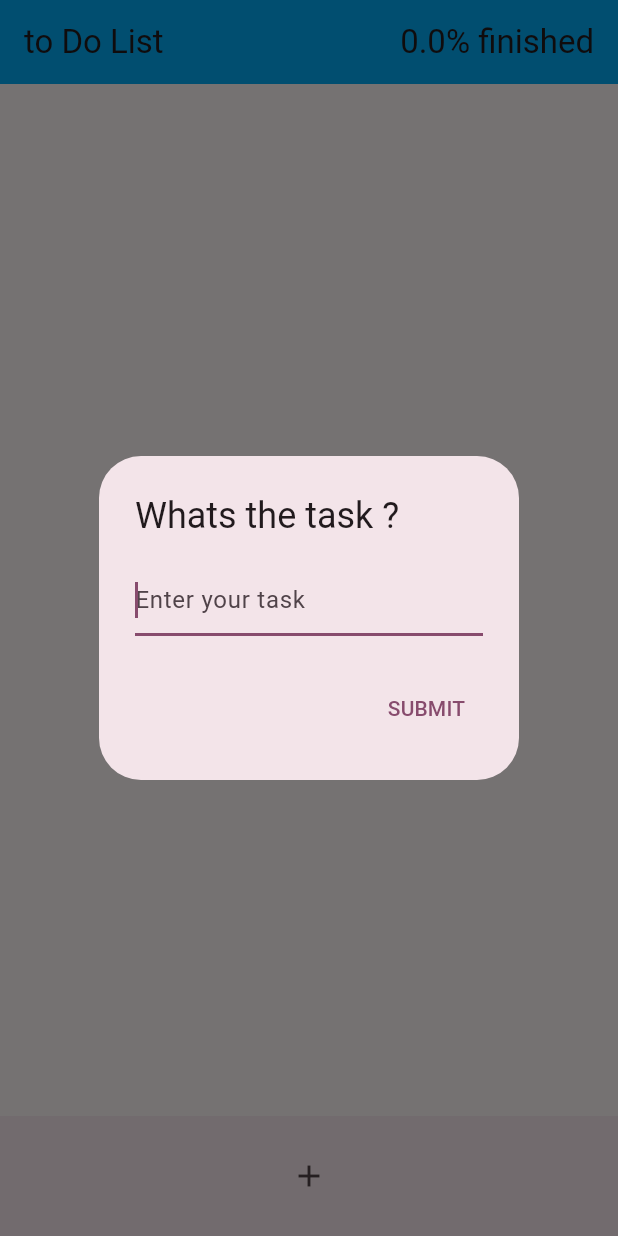
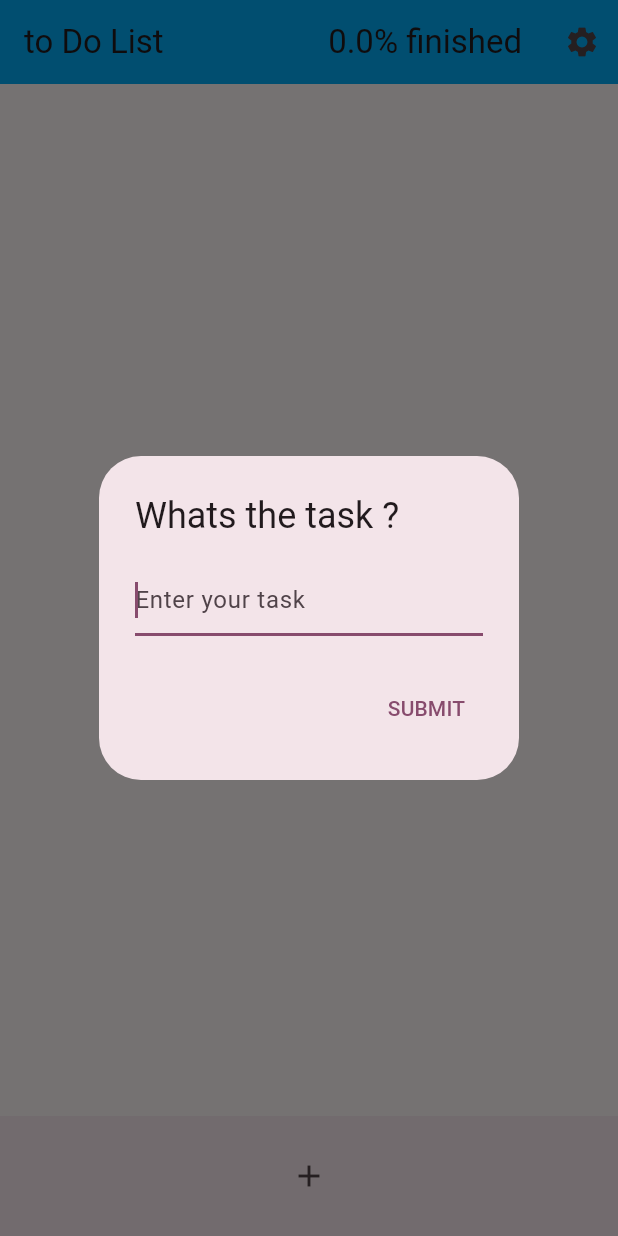
Before and after one commit to GFerhat/flutter_json_exercise, a Flutter app: the screen it shows after launch, after a tap on the "add" icon, on a phone screen of 412 x 824 dp. Run offline on Flutter 3.47's test engine with Material 3 defaults, Android fonts, the phone set to English and light mode, and no system bars; our stand-ins replace flutter_riverpod; missing offline and left inert: dart:ffi.

Commit message:
Add settings management and UI components, implement dark mode toggle, and refactor task dialog

```diff
--- a/lib/appbar_widget.dart
+++ b/lib/appbar_widget.dart
@@ -1,5 +1,6 @@
 import 'package:flutter/material.dart';
 import 'package:flutter_riverpod/flutter_riverpod.dart';
+import 'package:i12_into_012/state/settings_page.dart';
 import 'package:i12_into_012/state/todo_notifier.dart';
 
 class myAppBar extends ConsumerWidget {
@@ -20,6 +21,18 @@ class myAppBar extends ConsumerWidget {
           ),
         ],
       ),
+      actions: [
+        IconButton(
+          icon: const Icon(Icons.settings),
+          onPressed: () {
+            Navigator.of(context).push(
+              MaterialPageRoute<Widget>(
+                builder: (context) => const SettingsPage(),
+              ),
+            );
+          },
+        ),
+      ],
     );
   }
 }
--- a/lib/list_page.dart
+++ b/lib/list_page.dart
@@ -2,54 +2,29 @@ import 'package:flutter/material.dart';
 import 'package:flutter_riverpod/flutter_riverpod.dart';
 import 'package:i12_into_012/appbar_widget.dart';
 import 'package:i12_into_012/list_widget.dart';
-import 'package:i12_into_012/state/todo.dart';
-import 'package:i12_into_012/state/todo_notifier.dart';
+import 'package:i12_into_012/todo_dialog_widget.dart';
 
 class ListPage extends ConsumerWidget {
-  ListPage({super.key});
+  const ListPage({super.key});
 
   Widget build(BuildContext context, WidgetRef ref) {
     final TextEditingController controller = TextEditingController();
-    final todoListNotfier = ref.watch(refToDo);
 
-    void openDialog() => showDialog(
+    void openDialog() => showDialog<AlertDialog>(
       context: context,
-      builder: (context) => AlertDialog(
-        title: Text('Whats the task ?'),
-        content: TextField(
-          controller: controller,
-          autofocus: true,
-          decoration: InputDecoration(hintText: 'Enter your task'),
-        ),
-        actions: [
-          TextButton(
-            onPressed: () {
-              final inputText = controller.text;
-              if (inputText.isEmpty) {
-                Navigator.of(context).pop();
-                return;
-              }
-              ref.read(refToDo.notifier).addTask(ToDo(task: inputText));
-              Navigator.of(context).pop();
-            },
-            child: Text('SUBMIT'),
-          ),
-        ],
-      ),
+      builder: (context) => AddToDoDialog(controller: controller),
     );
 
     return Scaffold(
-      appBar: PreferredSize(
-        preferredSize: const Size.fromHeight(kToolbarHeight),
+      appBar: const PreferredSize(
+        preferredSize: Size.fromHeight(kToolbarHeight),
         child: myAppBar(),
       ),
       body: todoList(),
       bottomNavigationBar: BottomAppBar(
         child: IconButton(
-          onPressed: () {
-            openDialog();
-          },
-          icon: Icon(Icons.add),
+          onPressed: openDialog,
+          icon: const Icon(Icons.add),
         ),
       ),
     );
--- a/lib/main.dart
+++ b/lib/main.dart
@@ -1,6 +1,7 @@
 import 'package:flutter/material.dart';
 import 'package:flutter_riverpod/flutter_riverpod.dart';
 import 'package:i12_into_012/list_page.dart';
+import 'package:i12_into_012/state/settings_notfier.dart';
 
 void main() {
   runApp(const ProviderScope(child: MyApp()));
@@ -13,13 +14,19 @@ class MyApp extends ConsumerWidget {
 
   @override
   Widget build(BuildContext context, WidgetRef ref) {
+    final settingsState = ref.watch(refSettings);
     return MaterialApp(
       debugShowCheckedModeBanner: false,
       title: 'todoJson',
+      darkTheme: ThemeData(
+        brightness: Brightness.dark,
+      ),
       theme: ThemeData(
+        brightness: Brightness.light,
         colorScheme: ColorScheme.fromSeed(seedColor: const Color(0x00EFBCD5)),
       ),
-      home: ListPage(),
+      themeMode: settingsState.isDarkmode ? ThemeMode.dark : ThemeMode.light,
+      home: const ListPage(),
     );
   }
 }
--- a/lib/state/todo_notifier.dart
+++ b/lib/state/todo_notifier.dart
@@ -1,4 +1,3 @@
-import 'dart:async';
 import 'dart:io';
 import 'dart:convert';
 
@@ -55,7 +54,8 @@ class ToDoNotifier extends Notifier<ToDoList> {
     _saveState();
   }
 
-  removeTask(int id) {
+  ///documentation
+  void removeTask(int id) {
     final tasks = [...state.tasks];
     final newTasks = tasks.where((task) => task.id != id).toList();
     state = state.copyWith(tasks: newTasks);
--- /dev/null
+++ b/lib/todo_dialog_widget.dart
@@ -0,0 +1,39 @@
+import 'package:flutter/material.dart';
+import 'package:flutter_riverpod/flutter_riverpod.dart';
+import 'package:i12_into_012/state/todo.dart';
+import 'package:i12_into_012/state/todo_notifier.dart';
+
+class AddToDoDialog extends ConsumerWidget {
+  const AddToDoDialog({
+    required TextEditingController controller,
+    super.key,
+  }) : _controller = controller;
+
+  final TextEditingController _controller;
+
+  @override
+  Widget build(BuildContext context, WidgetRef ref) {
+    return AlertDialog(
+      title: const Text('Whats the task ?'),
+      content: TextField(
+        controller: _controller,
+        autofocus: true,
+        decoration: const InputDecoration(hintText: 'Enter your task'),
+      ),
+      actions: [
+        TextButton(
+          onPressed: () {
+            final inputText = _controller.text;
+            if (inputText.isEmpty) {
+              Navigator.of(context).pop();
+              return;
+            }
+            ref.read(refToDo.notifier).addTask(ToDo(task: inputText));
+            Navigator.of(context).pop();
+          },
+          child: const Text('SUBMIT'),
+        ),
+      ],
+    );
+  }
+}
```
Also changed, not shown: lib/state/settings_notfier.dart (added, +20 -0 lines), lib/state/settings_page.dart (added, +28 -0 lines).
